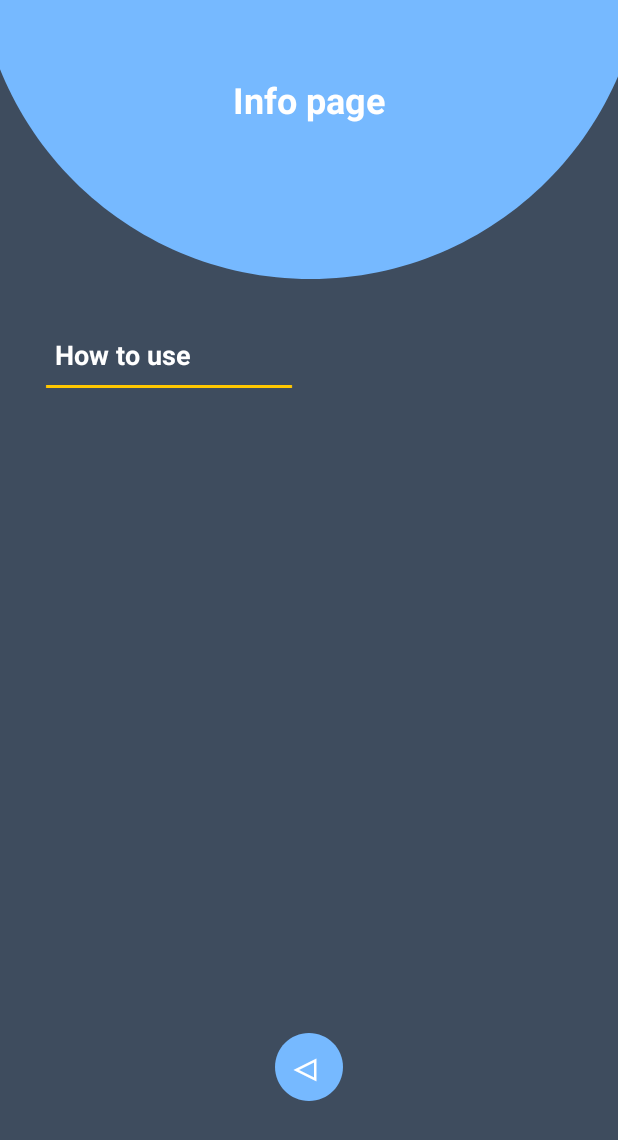
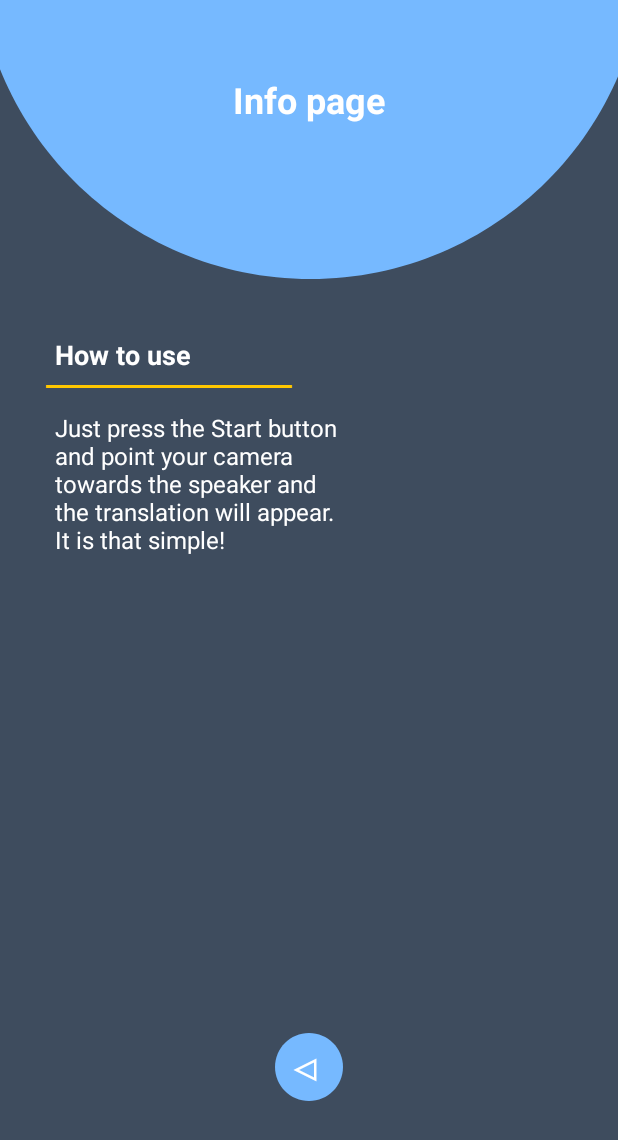
Before and after one commit to joro2404/SignTranslator, an Android app: the InfoActivity screen opened directly, with no data from a screen before it, on a phone screen of 412 x 824 dp. Shown: the top 1140 px of the screen. Run offline under Robolectric (Android 15) with nearby library versions, the phone set to English and light mode, and no system bars.

Commit message:
Added text to info page

```diff
--- a/SignRecogApp/app/src/main/res/layout/activity_info.xml
+++ b/SignRecogApp/app/src/main/res/layout/activity_info.xml
@@ -55,6 +55,18 @@
         app:layout_constraintLeft_toLeftOf="parent"
         app:layout_constraintTop_toBottomOf="@+id/header" />
 
+    <TextView
+        android:layout_width="189dp"
+        android:layout_height="130dp"
+        android:text="@string/info"
+        android:textAppearance="@style/info"
+        app:layout_constraintBottom_toBottomOf="parent"
+        app:layout_constraintHorizontal_bias="0.166"
+        app:layout_constraintLeft_toLeftOf="parent"
+        app:layout_constraintRight_toRightOf="parent"
+        app:layout_constraintTop_toBottomOf="@+id/line_1"
+        app:layout_constraintVertical_bias="0.035" />
+
     <Button
         android:id="@+id/back_button"
         android:layout_width="45dp"
--- a/SignRecogApp/app/src/main/res/values/strings.xml
+++ b/SignRecogApp/app/src/main/res/values/strings.xml
@@ -23,4 +23,5 @@ Info page
 </string>
     <string name="back_button">◁ </string>
     <string name="header_1">How to use</string>
+    <string name="info">Just press the Start button and point your camera towards the speaker and the translation will appear. It is that simple!</string>
 </resources>
--- a/SignRecogApp/app/src/main/res/values/styles.xml
+++ b/SignRecogApp/app/src/main/res/values/styles.xml
@@ -82,4 +82,14 @@
             bold
         </item>
     </style>
+
+    <style name="info">
+        <item name="android:textSize">
+            16sp
+        </item>
+
+        <item name="android:textColor">
+            #FFFFFF
+        </item>
+    </style>
 </resources>
```
